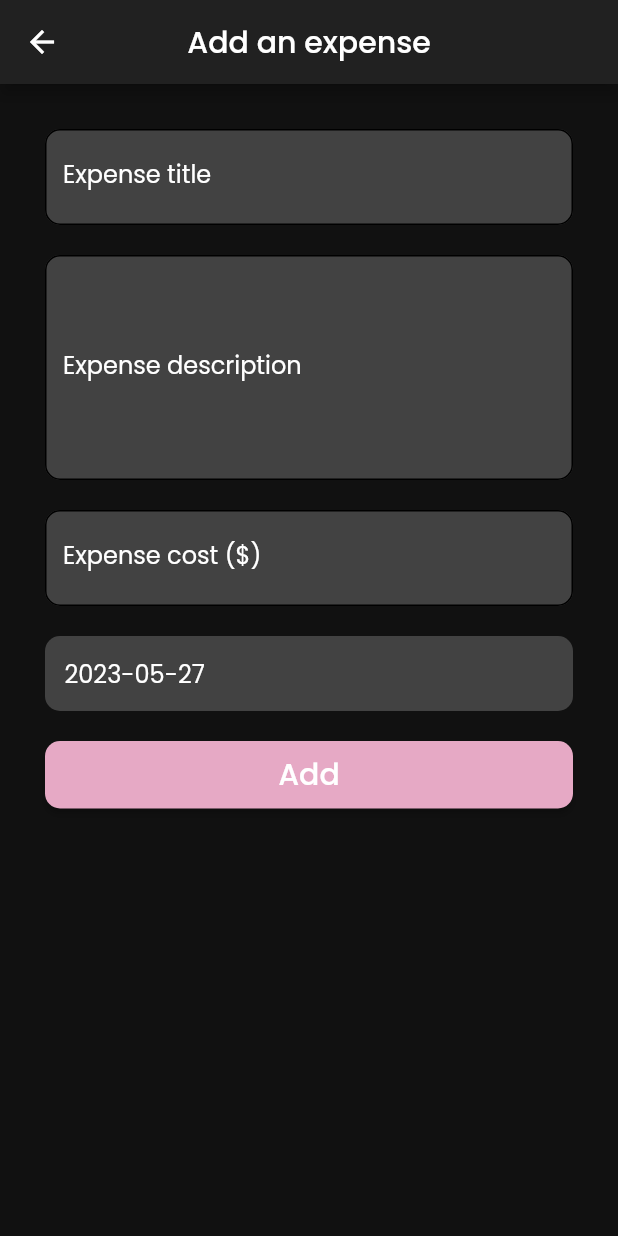
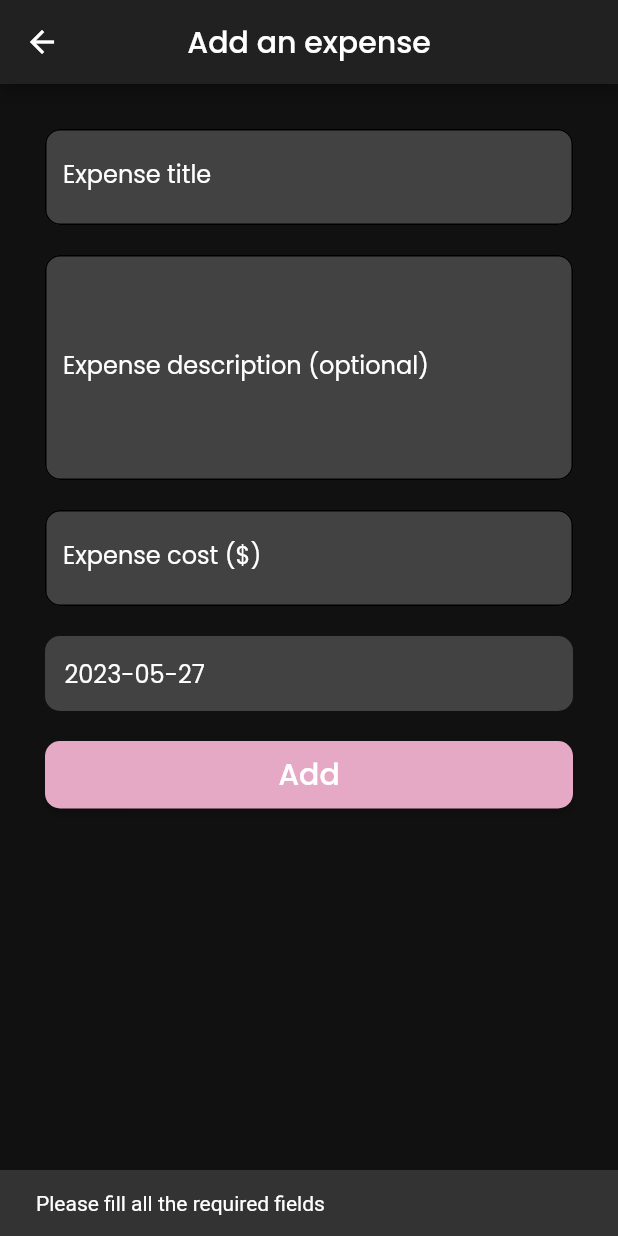
Before and after one commit to najo-al/ExpensesCalculator, a Flutter app: the ExpenseScreen screen opened directly, after a tap on "Add", on a phone screen of 412 x 824 dp. Run offline on Flutter 3.47's test engine with Material 2 defaults, Android fonts, the phone set to English and light mode, and no system bars; our stand-ins replace google_fonts, google_nav_bar, hive_flutter; accounts and stored records are empty.

Commit message:
Description field now optional

```diff
--- a/lib/components/expense.dart
+++ b/lib/components/expense.dart
@@ -19,6 +19,7 @@ class ExpenseComponent extends StatelessWidget {
           TextSpan(
             text: value,
             style: const TextStyle(
+              overflow: TextOverflow.visible,
               color: Colors.white,
               fontSize: 18,
             ),
--- a/lib/screens/expense_screen.dart
+++ b/lib/screens/expense_screen.dart
@@ -125,7 +125,7 @@ class _ExpenseScreenState extends State<ExpenseScreen> {
             ExpenseInputComponent(
               controller: _descriptionController,
               hintText: 'Type here the expense',
-              labelText: 'Expense description',
+              labelText: 'Expense description (optional)',
               keyboardType: TextInputType.multiline,
               maxLines: '5',
             ),
@@ -185,9 +185,14 @@ class _ExpenseScreenState extends State<ExpenseScreen> {
                     final description = _descriptionController.value.text;
                     final amount = _amountController.value.text;
 
-                    if (title.isEmpty ||
-                        description.isEmpty ||
-                        amount.isEmpty) {
+                    if (title.isEmpty || amount.isEmpty) {
+                      FocusScope.of(context).unfocus();
+
+                      ScaffoldMessenger.of(context).showSnackBar(
+                        const SnackBar(
+                            content:
+                                Text('Please fill all the required fields')),
+                      );
                       return;
                     }
                     if (_date.day == DateTime.now().day) {
```
Also changed, not shown: lib/screens/expenses_screen.dart (+10 -3 lines).
